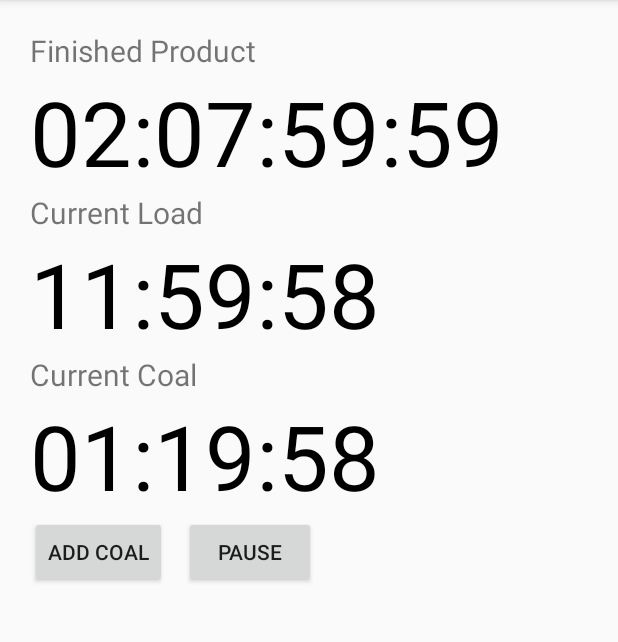
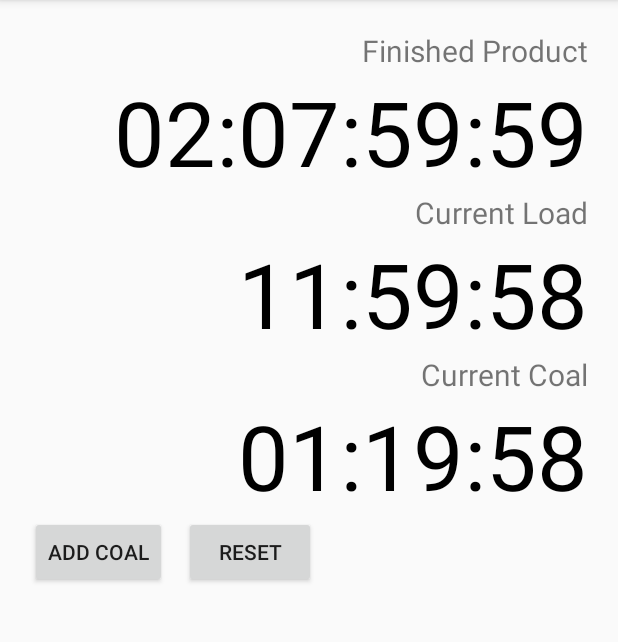
Before and after one commit to jake024d/SteelTimer, an Android app: the screen it shows after launch (MainActivity), after a tap on "START", on a phone screen of 412 x 824 dp, the part 84-726 px from its top. Run offline under Robolectric (Android 15) with nearby library versions, the phone set to English and light mode, and no system bars.

Commit message:
Clean everything up, added in notes throughout the code.

```diff
--- a/app/build.gradle
+++ b/app/build.gradle
@@ -4,7 +4,7 @@ android {
     compileSdkVersion 26
     defaultConfig {
         applicationId "com.example.android.steeltimer"
-        minSdkVersion 15
+        minSdkVersion 23
         targetSdkVersion 26
         versionCode 1
         versionName "1.0"
--- a/app/src/main/AndroidManifest.xml
+++ b/app/src/main/AndroidManifest.xml
@@ -9,7 +9,8 @@
         android:roundIcon="@mipmap/ic_launcher_round"
         android:supportsRtl="true"
         android:theme="@style/AppTheme">
-        <activity android:name=".MainActivity">
+        <activity android:name=".MainActivity"
+            android:screenOrientation="nosensor">
             <intent-filter>
                 <action android:name="android.intent.action.MAIN" />
 
--- a/app/src/main/java/com/example/android/steeltimer/MainActivity.java
+++ b/app/src/main/java/com/example/android/steeltimer/MainActivity.java
@@ -7,9 +7,12 @@ import android.view.View;
 import android.widget.Button;
 import android.widget.TextView;
 
+import java.util.Calendar;
+
 import java.util.Locale;
 
 public class MainActivity extends AppCompatActivity {
+    //Base values of all three timers
     private static final long START_TIME_IN_MILLIS = 201600000;
     private static final long BURN_START_IN_MILLIS = 43200000;
     private static final long COAL_START_IN_MILLIS = 4800000;
@@ -19,8 +22,8 @@ public class MainActivity extends AppCompatActivity {
     private TextView mTextViewCountDown;
     private TextView mTextViewCountDownTwo;
     private TextView mTextViewCountDownThree;
-    private Button mButtonStartPause;
-    private Button mButtonReset;
+
+    private Button mButtonStartReset;
     private Button mButtonAddCoal;
 
     private CountDownTimer mCountDownTimer;
@@ -28,56 +31,69 @@ public class MainActivity extends AppCompatActivity {
     private CountDownTimer mCurrentCoalTimer;
 
     private boolean mTimerRunning;
-    private boolean mCurrentBurnRunning;
-    private boolean mCurrentCoalRunning;
 
     private long mTimeLeftInMillis = START_TIME_IN_MILLIS;
     private long mCurrentBurnInMillis = BURN_START_IN_MILLIS;
     private long mCurrentCoalInMillis = COAL_START_IN_MILLIS;
+
+    //values for onSaveInstanceState
+    private Calendar calender = Calendar.getInstance();
+
+    private long startTime = 0;
+    private long finishTime = 0;
+    private long currentFinishTime = 0;
+    private long coalFinishTime = 0;
+
+    private String FINISH_TIME = "whenFullTimerRunsOutInMillis";
+    private String FINAL_TIMER_RUNNING = "booleanValue";
 
     @Override
     protected void onCreate(Bundle savedInstanceState) {
         super.onCreate(savedInstanceState);
         setContentView(R.layout.activity_main);
 
+        // recovering the instance state
+        if (savedInstanceState != null) {
+            super.onCreate(savedInstanceState);
+            mTimerRunning = savedInstanceState.getBoolean(FINAL_TIMER_RUNNING);
+            if (mTimerRunning) {
+                finishTime = savedInstanceState.getLong(FINISH_TIME);
+                startTimer();
+            }
+        }
+
+        //View Id Assignments
         mTextViewCountDown = findViewById(R.id.text_view_countdown);
         mTextViewCountDownTwo = findViewById(R.id.text_view_countdown_two);
         mTextViewCountDownThree = findViewById(R.id.text_view_countdown_three);
 
-        mButtonStartPause = findViewById(R.id.button_start_pause);
-        mButtonReset = findViewById(R.id.button_reset);
-
+        mButtonStartReset = findViewById(R.id.button_start_pause);
         mButtonAddCoal = findViewById(R.id.button_add_coal);
 
-        mButtonStartPause.setOnClickListener(new View.OnClickListener() {
+        //Initializing Start Button Listener
+        mButtonStartReset.setOnClickListener(new View.OnClickListener() {
+
+            /**
+             * onClick method that handles the startReset button.
+             * @param v startReset Button
+             */
             @Override
             public void onClick(View v) {
                 if (mTimerRunning) {
-                    pauseTimer();
+                    resetTimer();
                 } else {
+                    startTime = calender.getTimeInMillis();
+                    finishTime = startTime + START_TIME_IN_MILLIS;
+                    currentFinishTime = startTime + BURN_START_IN_MILLIS;
+                    coalFinishTime = startTime + COAL_START_IN_MILLIS;
                     startTimer();
+                }
 
-                }
-                if (mCurrentBurnRunning) {
-                    pauseBurnTimer();
-                } else {
-                    startCurrentBurnTimer();
-                }
-                if (mCurrentCoalRunning) {
-                    pauseCoalTimer();
-                } else {
-                    startCurrentCoalTimer();
-                }
             }
+
         });
 
-        mButtonReset.setOnClickListener(new View.OnClickListener() {
-            @Override
-            public void onClick(View v) {
-                resetTimer();
-            }
-        });
-
+//         Method that adds coal to the fuel load
         mButtonAddCoal.setOnClickListener(new View.OnClickListener() {
             @Override
             public void onClick(View v) {
@@ -88,7 +104,13 @@ public class MainActivity extends AppCompatActivity {
         updateCountDownText();
     }
 
+    /**
+     * Method that handles the timers.
+     */
     private void startTimer() {
+
+//         Starting the final countdown timer
+        mTimeLeftInMillis = finishTime - calender.getTimeInMillis();
         mCountDownTimer = new CountDownTimer(mTimeLeftInMillis, 1000) {
             @Override
             public void onTick(long millisUntilFinished) {
@@ -99,19 +121,16 @@ public class MainActivity extends AppCompatActivity {
             @Override
             public void onFinish() {
                 mTimerRunning = false;
-                mButtonStartPause.setText("Start");
-                mButtonStartPause.setVisibility(View.INVISIBLE);
-                mButtonReset.setVisibility(View.VISIBLE);
+                mButtonStartReset.setText("Start");
             }
         }.start();
 
         mTimerRunning = true;
-        mButtonStartPause.setText("pause");
-        mButtonReset.setVisibility(View.INVISIBLE);
+        mButtonStartReset.setText("Reset");
         mButtonAddCoal.setVisibility(View.VISIBLE);
-    }
 
-    private void startCurrentBurnTimer() {
+//         Starting the current burn countdown timer
+        mTimeLeftInMillis = currentFinishTime - calender.getTimeInMillis();
         mCurrentBurnTimer = new CountDownTimer(mCurrentBurnInMillis, 1000) {
             @Override
             public void onTick(long millisUntilFinished) {
@@ -122,13 +141,14 @@ public class MainActivity extends AppCompatActivity {
             @Override
             public void onFinish() {
                 resetTimer();
+                String RUN_OUT_TEXT = "Forge went out :(";
+                mTextViewCountDownTwo.setText(RUN_OUT_TEXT);
             }
         }.start();
 
-        mCurrentBurnRunning = true;
-    }
 
-    private void startCurrentCoalTimer() {
+//        Starting the current coal countdown timer
+        mTimeLeftInMillis = coalFinishTime - calender.getTimeInMillis();
         mCurrentCoalTimer = new CountDownTimer(mCurrentCoalInMillis, 1000) {
             @Override
             public void onTick(long millisUntilFinished) {
@@ -139,77 +159,64 @@ public class MainActivity extends AppCompatActivity {
             @Override
             public void onFinish() {
                 if (mTimerRunning) {
-                    restartCoalTimer();
-                } else {
-                    pauseCoalTimer();
+                    mCurrentCoalTimer.start();
                 }
             }
         }.start();
 
-        mCurrentCoalRunning = true;
     }
 
-    private void pauseTimer() {
-        mCountDownTimer.cancel();
-        mTimerRunning = false;
-        mButtonStartPause.setText("Start");
-        mButtonReset.setVisibility(View.VISIBLE);
-    }
-
-    private void pauseBurnTimer() {
-        mCurrentBurnTimer.cancel();
-        mCurrentBurnRunning = false;
-        mButtonAddCoal.setVisibility(View.INVISIBLE);
-    }
-
-    private void pauseCoalTimer() {
-        mCurrentCoalTimer.cancel();
-        mCurrentCoalRunning = false;
-    }
-
+    /**
+     * Method for resetting all three timers.
+     */
     private void resetTimer() {
-        coalAmount = 0;
         mTimeLeftInMillis = START_TIME_IN_MILLIS;
         mCurrentBurnInMillis = BURN_START_IN_MILLIS;
         mCurrentCoalInMillis = COAL_START_IN_MILLIS;
+
         updateCountDownText();
         updateCurrentBurnText();
         updateCurrentCoalText();
-        mButtonReset.setVisibility(View.INVISIBLE);
-        mButtonStartPause.setVisibility(View.VISIBLE);
+
+        mButtonStartReset.setVisibility(View.VISIBLE);
         mButtonAddCoal.setVisibility(View.INVISIBLE);
-        mCurrentBurnRunning = false;
-        mCurrentCoalRunning = false;
 
+        mTimerRunning = false;
     }
 
-    private void restartCoalTimer() {
-        startCurrentCoalTimer();
-    }
 
+    /**
+     * Method handling the Final Countdown Timer
+     */
     private void updateCountDownText() {
         int days = (int) (mTimeLeftInMillis / 1000) / 86400;
         int hours = (int) (mTimeLeftInMillis / 1000) / 3600 % 24;
         int minutes = (int) (mTimeLeftInMillis / 1000) / 60 % 60;
         int seconds = (int) (mTimeLeftInMillis / 1000) % 60;
 
+        //Setting current burn time
         String timeLeftFormatted = String.format(Locale.getDefault(), "%02d:%02d:%02d:%02d", days, hours, minutes, seconds);
-
         mTextViewCountDown.setText(timeLeftFormatted);
     }
 
+    /**
+     * Method handling the Current Burn Countdown Timer
+     */
     private void updateCurrentBurnText() {
         int hours = (int) ((mCurrentBurnInMillis + (coalAmount * COAL_START_IN_MILLIS)) / 1000) / 3600 % 24;
         int minutes = (int) ((mCurrentBurnInMillis + (coalAmount * COAL_START_IN_MILLIS)) / 1000) / 60 % 60;
         int seconds = (int) ((mCurrentBurnInMillis + (coalAmount * COAL_START_IN_MILLIS)) / 1000) % 60;
 
+        //Setting coal burn time
         String currentBurnLeftFormatted = String.format(Locale.getDefault(), "%02d:%02d:%02d", hours, minutes, seconds);
-
         mTextViewCountDownTwo.setText(currentBurnLeftFormatted);
     }
 
+    /**
+     * Method handling the Current Coal Countdown Timer
+     */
     private void updateCurrentCoalText() {
-        int hours = (int) (mCurrentCoalInMillis  / 1000) / 3600 % 24;
+        int hours = (int) (mCurrentCoalInMillis / 1000) / 3600 % 24;
         int minutes = (int) (mCurrentCoalInMillis / 1000) / 60 % 60;
         int seconds = (int) (mCurrentCoalInMillis / 1000) % 60;
 
@@ -218,4 +225,20 @@ public class MainActivity extends AppCompatActivity {
         mTextViewCountDownThree.setText(currentBurnCoalFormatted);
     }
 
+    /**
+     * onSaveInstanceState override to save important values.
+     * ~needs more concrete data saving, so to make sure it's never lost until deletion.
+     */
+    @Override
+    public void onSaveInstanceState(Bundle outState) {
+
+        //Saving important values
+        outState.putLong(FINISH_TIME, finishTime);
+
+        outState.putBoolean(FINAL_TIMER_RUNNING, mTimerRunning);
+
+        // call superclass to save any view hierarchy
+        super.onSaveInstanceState(outState);
+    }
+
 }
--- a/app/src/main/res/layout/activity_main.xml
+++ b/app/src/main/res/layout/activity_main.xml
@@ -1,5 +1,4 @@
 <LinearLayout xmlns:android="http://schemas.android.com/apk/res/android"
-    xmlns:app="http://schemas.android.com/apk/res-auto"
     xmlns:tools="http://schemas.android.com/tools"
     android:layout_width="match_parent"
     android:layout_height="match_parent"
@@ -10,8 +9,7 @@
     <TextView
         android:layout_width="wrap_content"
         android:layout_height="wrap_content"
-        android:layout_above="@+id/text_view_countdown"
-        android:layout_alignRight="@+id/text_view_countdown"
+        android:layout_gravity="end"
         android:text="Finished Product"
         android:textSize="20sp" />
 
@@ -19,8 +17,7 @@
         android:id="@+id/text_view_countdown"
         android:layout_width="wrap_content"
         android:layout_height="wrap_content"
-        android:layout_centerHorizontal="true"
-        android:layout_centerVertical="true"
+        android:layout_gravity="end"
         android:text="00:00:00:00"
         android:textColor="@android:color/black"
         android:textSize="60sp" />
@@ -29,8 +26,7 @@
         android:id="@+id/current_burn_timer_text"
         android:layout_width="wrap_content"
         android:layout_height="wrap_content"
-        android:layout_below="@id/text_view_countdown"
-        android:layout_alignRight="@+id/text_view_countdown"
+        android:layout_gravity="end"
         android:text="Current Load"
         android:textSize="20sp" />
 
@@ -38,9 +34,7 @@
         android:id="@+id/text_view_countdown_two"
         android:layout_width="wrap_content"
         android:layout_height="wrap_content"
-        android:layout_below="@id/current_burn_timer_text"
-        android:layout_centerHorizontal="true"
-        android:layout_centerVertical="true"
+        android:layout_gravity="end"
         android:text="12:00:00"
         android:textColor="@android:color/black"
         android:textSize="60sp" />
@@ -49,8 +43,7 @@
         android:id="@+id/current_coal_timer_text"
         android:layout_width="wrap_content"
         android:layout_height="wrap_content"
-        android:layout_below="@id/text_view_countdown_two"
-        android:layout_alignRight="@+id/text_view_countdown"
+        android:layout_gravity="end"
         android:text="Current Coal"
         android:textSize="20sp" />
 
@@ -58,9 +51,7 @@
         android:id="@+id/text_view_countdown_three"
         android:layout_width="wrap_content"
         android:layout_height="wrap_content"
-        android:layout_below="@id/current_burn_timer_text"
-        android:layout_centerHorizontal="true"
-        android:layout_centerVertical="true"
+        android:layout_gravity="end"
         android:text="01:20:00"
         android:textColor="@android:color/black"
         android:textSize="60sp" />
@@ -73,33 +64,18 @@
             android:id="@+id/button_add_coal"
             android:layout_width="wrap_content"
             android:layout_height="wrap_content"
-            android:layout_marginRight="11dp"
-            android:layout_toLeftOf="@+id/button_start_pause"
-            android:layout_below="@+id/text_view_countdown"
+            android:layout_gravity="end"
+            android:layout_marginEnd="11dp"
             android:text="Add Coal"
             android:visibility="invisible"
-            tools:visibility="visible"/>
+            tools:visibility="visible" />
 
         <Button
             android:id="@+id/button_start_pause"
             android:layout_width="wrap_content"
             android:layout_height="wrap_content"
-            android:layout_below="@+id/text_view_countdown"
-            android:layout_centerHorizontal="true"
+            android:layout_gravity="end"
             android:text="start" />
-
-        <Button
-            android:id="@+id/button_reset"
-            android:layout_width="wrap_content"
-            android:layout_height="wrap_content"
-            android:layout_below="@+id/text_view_countdown"
-            android:layout_marginStart="11dp"
-            android:layout_marginLeft="11dp"
-            android:layout_toEndOf="@+id/button_start_pause"
-            android:layout_toRightOf="@+id/button_start_pause"
-            android:text="reset"
-            android:visibility="invisible"
-            tools:visibility="visible" />
 
     </LinearLayout>
 
```
